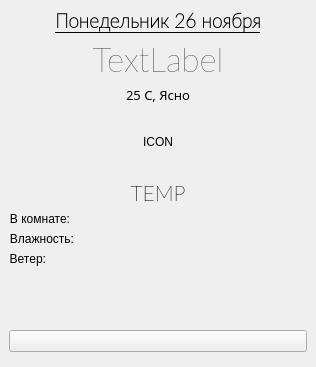
Qt form designWea.ui (Tonmanseven/Smart_Mirror) before a commit.
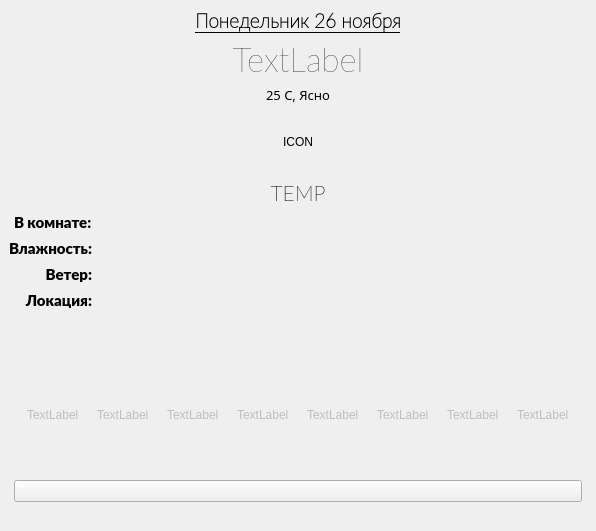
The same form after that commit. Icons and pictures are not drawn.

Commit message: autolockation & update time

The edit to the form file:
```diff
--- a/designWea.ui
+++ b/designWea.ui
@@ -6,15 +6,15 @@
    <rect>
     <x>0</x>
     <y>0</y>
-    <width>316</width>
-    <height>367</height>
+    <width>596</width>
+    <height>531</height>
    </rect>
   </property>
   <property name="windowTitle">
    <string>Weather</string>
   </property>
   <widget class="QWidget" name="centralwidget">
-   <layout class="QHBoxLayout" name="horizontalLayout">
+   <layout class="QVBoxLayout" name="verticalLayout_3">
     <item>
      <layout class="QVBoxLayout" name="verticalLayout">
       <item>
@@ -120,27 +120,60 @@
       </item>
       <item>
        <layout class="QGridLayout" name="gridLayout">
-        <item row="1" column="0">
+        <item row="0" column="0">
          <layout class="QFormLayout" name="formLayout">
+          <property name="labelAlignment">
+           <set>Qt::AlignRight|Qt::AlignTrailing|Qt::AlignVCenter</set>
+          </property>
+          <property name="formAlignment">
+           <set>Qt::AlignLeading|Qt::AlignLeft|Qt::AlignTop</set>
+          </property>
           <item row="0" column="0">
            <widget class="QLabel" name="inRoom">
+            <property name="sizePolicy">
+             <sizepolicy hsizetype="Preferred" vsizetype="Preferred">
+              <horstretch>0</horstretch>
+              <verstretch>0</verstretch>
+             </sizepolicy>
+            </property>
+            <property name="font">
+             <font>
+              <family>Lato Black</family>
+              <pointsize>11</pointsize>
+             </font>
+            </property>
             <property name="text">
              <string>В комнате:</string>
             </property>
             <property name="alignment">
-             <set>Qt::AlignRight|Qt::AlignTrailing|Qt::AlignVCenter</set>
+             <set>Qt::AlignLeading|Qt::AlignLeft|Qt::AlignVCenter</set>
             </property>
            </widget>
           </item>
           <item row="0" column="1">
            <widget class="QLabel" name="temperatureLabel">
+            <property name="font">
+             <font>
+              <family>Ubuntu Light</family>
+              <pointsize>11</pointsize>
+             </font>
+            </property>
             <property name="text">
              <string/>
             </property>
+            <property name="alignment">
+             <set>Qt::AlignCenter</set>
+            </property>
            </widget>
           </item>
           <item row="1" column="0">
            <widget class="QLabel" name="hum">
+            <property name="font">
+             <font>
+              <family>Lato Black</family>
+              <pointsize>11</pointsize>
+             </font>
+            </property>
             <property name="text">
              <string>Влажность:</string>
             </property>
@@ -151,6 +184,12 @@
           </item>
           <item row="1" column="1">
            <widget class="QLabel" name="humidityLabel">
+            <property name="font">
+             <font>
+              <family>Ubuntu Light</family>
+              <pointsize>11</pointsize>
+             </font>
+            </property>
             <property name="text">
              <string/>
             </property>
@@ -158,6 +197,12 @@
           </item>
           <item row="2" column="0">
            <widget class="QLabel" name="wind">
+            <property name="font">
+             <font>
+              <family>Lato Black</family>
+              <pointsize>11</pointsize>
+             </font>
+            </property>
             <property name="text">
              <string>Ветер:</string>
             </property>
@@ -168,6 +213,41 @@
           </item>
           <item row="2" column="1">
            <widget class="QLabel" name="windLabel">
+            <property name="font">
+             <font>
+              <family>Ubuntu Light</family>
+              <pointsize>11</pointsize>
+             </font>
+            </property>
+            <property name="text">
+             <string/>
+            </property>
+           </widget>
+          </item>
+          <item row="3" column="0">
+           <widget class="QLabel" name="inCity">
+            <property name="font">
+             <font>
+              <family>Lato Black</family>
+              <pointsize>11</pointsize>
+             </font>
+            </property>
+            <property name="text">
+             <string>Локация:</string>
+            </property>
+            <property name="alignment">
+             <set>Qt::AlignRight|Qt::AlignTrailing|Qt::AlignVCenter</set>
+            </property>
+           </widget>
+          </item>
+          <item row="3" column="1">
+           <widget class="QLabel" name="inCountry">
+            <property name="font">
+             <font>
+              <family>Ubuntu Light</family>
+              <pointsize>11</pointsize>
+             </font>
+            </property>
             <property name="text">
              <string/>
             </property>
@@ -178,19 +258,457 @@
        </layout>
       </item>
       <item>
-       <layout class="QVBoxLayout" name="verticalLayout_2" stretch="0">
+       <layout class="QVBoxLayout" name="verticalLayout_2" stretch="0,0">
         <property name="spacing">
-         <number>6</number>
+         <number>10</number>
         </property>
         <property name="sizeConstraint">
          <enum>QLayout::SetMinimumSize</enum>
         </property>
+        <property name="leftMargin">
+         <number>5</number>
+        </property>
         <property name="topMargin">
          <number>10</number>
         </property>
+        <property name="rightMargin">
+         <number>5</number>
+        </property>
         <property name="bottomMargin">
-         <number>6</number>
+         <number>20</number>
         </property>
+        <item>
+         <layout class="QGridLayout" name="gridLayout_2">
+          <property name="leftMargin">
+           <number>5</number>
+          </property>
+          <property name="topMargin">
+           <number>30</number>
+          </property>
+          <property name="rightMargin">
+           <number>5</number>
+          </property>
+          <property name="bottomMargin">
+           <number>30</number>
+          </property>
+          <item row="0" column="0">
+           <widget class="QLabel" name="label_2">
+            <property name="enabled">
+             <bool>false</bool>
+            </property>
+            <property name="sizePolicy">
+             <sizepolicy hsizetype="Maximum" vsizetype="Maximum">
+              <horstretch>0</horstretch>
+              <verstretch>0</verstretch>
+             </sizepolicy>
+            </property>
+            <property name="minimumSize">
+             <size>
+              <width>50</width>
+              <height>50</height>
+             </size>
+            </property>
+            <property name="sizeIncrement">
+             <size>
+              <width>50</width>
+              <height>50</height>
+             </size>
+            </property>
+            <property name="baseSize">
+             <size>
+              <width>50</width>
+              <height>50</height>
+             </size>
+            </property>
+            <property name="toolTipDuration">
+             <number>0</number>
+            </property>
+            <property name="layoutDirection">
+             <enum>Qt::LeftToRight</enum>
+            </property>
+            <property name="text">
+             <string>TextLabel</string>
+            </property>
+            <property name="scaledContents">
+             <bool>false</bool>
+            </property>
+            <property name="alignment">
+             <set>Qt::AlignLeading|Qt::AlignLeft|Qt::AlignVCenter</set>
+            </property>
+            <property name="margin">
+             <number>0</number>
+            </property>
+            <property name="indent">
+             <number>0</number>
+            </property>
+           </widget>
+          </item>
+          <item row="0" column="1">
+           <widget class="QLabel" name="label_3">
+            <property name="enabled">
+             <bool>false</bool>
+            </property>
+            <property name="sizePolicy">
+             <sizepolicy hsizetype="Maximum" vsizetype="Maximum">
+              <horstretch>0</horstretch>
+              <verstretch>0</verstretch>
+             </sizepolicy>
+            </property>
+            <property name="minimumSize">
+             <size>
+              <width>50</width>
+              <height>50</height>
+             </size>
+            </property>
+            <property name="sizeIncrement">
+             <size>
+              <width>50</width>
+              <height>50</height>
+             </size>
+            </property>
+            <property name="baseSize">
+             <size>
+              <width>50</width>
+              <height>50</height>
+             </size>
+            </property>
+            <property name="toolTipDuration">
+             <number>0</number>
+            </property>
+            <property name="layoutDirection">
+             <enum>Qt::LeftToRight</enum>
+            </property>
+            <property name="text">
+             <string>TextLabel</string>
+            </property>
+            <property name="scaledContents">
+             <bool>false</bool>
+            </property>
+            <property name="alignment">
+             <set>Qt::AlignLeading|Qt::AlignLeft|Qt::AlignVCenter</set>
+            </property>
+            <property name="margin">
+             <number>0</number>
+            </property>
+            <property name="indent">
+             <number>0</number>
+            </property>
+           </widget>
+          </item>
+          <item row="0" column="2">
+           <widget class="QLabel" name="label_5">
+            <property name="enabled">
+             <bool>false</bool>
+            </property>
+            <property name="sizePolicy">
+             <sizepolicy hsizetype="Maximum" vsizetype="Maximum">
+              <horstretch>0</horstretch>
+              <verstretch>0</verstretch>
+             </sizepolicy>
+            </property>
+            <property name="minimumSize">
+             <size>
+              <width>50</width>
+              <height>50</height>
+             </size>
+            </property>
+            <property name="sizeIncrement">
+             <size>
+              <width>50</width>
+              <height>50</height>
+             </size>
+            </property>
+            <property name="baseSize">
+             <size>
+              <width>50</width>
+              <height>50</height>
+             </size>
+            </property>
+            <property name="toolTipDuration">
+             <number>0</number>
+            </property>
+            <property name="layoutDirection">
+             <enum>Qt::LeftToRight</enum>
+            </property>
+            <property name="text">
+             <string>TextLabel</string>
+            </property>
+            <property name="scaledContents">
+             <bool>false</bool>
+            </property>
+            <property name="alignment">
+             <set>Qt::AlignLeading|Qt::AlignLeft|Qt::AlignVCenter</set>
+            </property>
+            <property name="margin">
+             <number>0</number>
+            </property>
+            <property name="indent">
+             <number>0</number>
+            </property>
+           </widget>
+          </item>
+          <item row="0" column="3">
+           <widget class="QLabel" name="label_4">
+            <property name="enabled">
+             <bool>false</bool>
+            </property>
+            <property name="sizePolicy">
+             <sizepolicy hsizetype="Maximum" vsizetype="Maximum">
+              <horstretch>0</horstretch>
+              <verstretch>0</verstretch>
+             </sizepolicy>
+            </property>
+            <property name="minimumSize">
+             <size>
+              <width>50</width>
+              <height>50</height>
+             </size>
+            </property>
+            <property name="sizeIncrement">
+             <size>
+              <width>50</width>
+              <height>50</height>
+             </size>
+            </property>
+            <property name="baseSize">
+             <size>
+              <width>50</width>
+              <height>50</height>
+             </size>
+            </property>
+            <property name="toolTipDuration">
+             <number>0</number>
+            </property>
+            <property name="layoutDirection">
+             <enum>Qt::LeftToRight</enum>
+            </property>
+            <property name="text">
+             <string>TextLabel</string>
+            </property>
+            <property name="scaledContents">
+             <bool>false</bool>
+            </property>
+            <property name="alignment">
+             <set>Qt::AlignLeading|Qt::AlignLeft|Qt::AlignVCenter</set>
+            </property>
+            <property name="margin">
+             <number>0</number>
+            </property>
+            <property name="indent">
+             <number>0</number>
+            </property>
+           </widget>
+          </item>
+          <item row="0" column="4">
+           <widget class="QLabel" name="label_8">
+            <property name="enabled">
+             <bool>false</bool>
+            </property>
+            <property name="sizePolicy">
+             <sizepolicy hsizetype="Maximum" vsizetype="Maximum">
+              <horstretch>0</horstretch>
+              <verstretch>0</verstretch>
+             </sizepolicy>
+            </property>
+            <property name="minimumSize">
+             <size>
+              <width>50</width>
+              <height>50</height>
+             </size>
+            </property>
+            <property name="sizeIncrement">
+             <size>
+              <width>50</width>
+              <height>50</height>
+             </size>
+            </property>
+            <property name="baseSize">
+             <size>
+              <width>50</width>
+              <height>50</height>
+             </size>
+            </property>
+            <property name="toolTipDuration">
+             <number>0</number>
+            </property>
+            <property name="layoutDirection">
+             <enum>Qt::LeftToRight</enum>
+            </property>
+            <property name="text">
+             <string>TextLabel</string>
+            </property>
+            <property name="scaledContents">
+             <bool>false</bool>
+            </property>
+            <property name="alignment">
+             <set>Qt::AlignLeading|Qt::AlignLeft|Qt::AlignVCenter</set>
+            </property>
+            <property name="margin">
+             <number>0</number>
+            </property>
+            <property name="indent">
+             <number>0</number>
+            </property>
+           </widget>
+          </item>
+          <item row="0" column="5">
+           <widget class="QLabel" name="label_7">
+            <property name="enabled">
+             <bool>false</bool>
+            </property>
+            <property name="sizePolicy">
+             <sizepolicy hsizetype="Maximum" vsizetype="Maximum">
+              <horstretch>0</horstretch>
+              <verstretch>0</verstretch>
+             </sizepolicy>
+            </property>
+            <property name="minimumSize">
+             <size>
+              <width>50</width>
+              <height>50</height>
+             </size>
+            </property>
+            <property name="sizeIncrement">
+             <size>
+              <width>50</width>
+              <height>50</height>
+             </size>
+            </property>
+            <property name="baseSize">
+             <size>
+              <width>50</width>
+              <height>50</height>
+             </size>
+            </property>
+            <property name="toolTipDuration">
+             <number>0</number>
+            </property>
+            <property name="layoutDirection">
+             <enum>Qt::LeftToRight</enum>
+            </property>
+            <property name="text">
+             <string>TextLabel</string>
+            </property>
+            <property name="scaledContents">
+             <bool>false</bool>
+            </property>
+            <property name="alignment">
+             <set>Qt::AlignLeading|Qt::AlignLeft|Qt::AlignVCenter</set>
+            </property>
+            <property name="margin">
+             <number>0</number>
+            </property>
+            <property name="indent">
+             <number>0</number>
+            </property>
+           </widget>
+          </item>
+          <item row="0" column="6">
+           <widget class="QLabel" name="label_6">
+            <property name="enabled">
+             <bool>false</bool>
+            </property>
+            <property name="sizePolicy">
+             <sizepolicy hsizetype="Maximum" vsizetype="Maximum">
+              <horstretch>0</horstretch>
+              <verstretch>0</verstretch>
+             </sizepolicy>
+            </property>
+            <property name="minimumSize">
+             <size>
+              <width>50</width>
+              <height>50</height>
+             </size>
+            </property>
+            <property name="sizeIncrement">
+             <size>
+              <width>50</width>
+              <height>50</height>
+             </size>
+            </property>
+            <property name="baseSize">
+             <size>
+              <width>50</width>
+              <height>50</height>
+             </size>
+            </property>
+            <property name="toolTipDuration">
+             <number>0</number>
+            </property>
+            <property name="layoutDirection">
+             <enum>Qt::LeftToRight</enum>
+            </property>
+            <property name="text">
+             <string>TextLabel</string>
+            </property>
+            <property name="scaledContents">
+             <bool>false</bool>
+            </property>
+            <property name="alignment">
+             <set>Qt::AlignLeading|Qt::AlignLeft|Qt::AlignVCenter</set>
+            </property>
+            <property name="margin">
+             <number>0</number>
+            </property>
+            <property name="indent">
+             <number>0</number>
+            </property>
+           </widget>
+          </item>
+          <item row="0" column="7">
+           <widget class="QLabel" name="label_9">
+            <property name="enabled">
+             <bool>false</bool>
+            </property>
+            <property name="sizePolicy">
+             <sizepolicy hsizetype="Maximum" vsizetype="Maximum">
+              <horstretch>0</horstretch>
+              <verstretch>0</verstretch>
+             </sizepolicy>
+            </property>
+            <property name="minimumSize">
+             <size>
+              <width>50</width>
+              <height>50</height>
+             </size>
+            </property>
+            <property name="sizeIncrement">
+             <size>
+              <width>50</width>
+              <height>50</height>
+             </size>
+            </property>
+            <property name="baseSize">
+             <size>
+              <width>50</width>
+              <height>50</height>
+             </size>
+            </property>
+            <property name="toolTipDuration">
+             <number>0</number>
+            </property>
+            <property name="layoutDirection">
+             <enum>Qt::LeftToRight</enum>
+            </property>
+            <property name="text">
+             <string>TextLabel</string>
+            </property>
+            <property name="scaledContents">
+             <bool>false</bool>
+            </property>
+            <property name="alignment">
+             <set>Qt::AlignLeading|Qt::AlignLeft|Qt::AlignVCenter</set>
+            </property>
+            <property name="margin">
+             <number>0</number>
+            </property>
+            <property name="indent">
+             <number>0</number>
+            </property>
+           </widget>
+          </item>
+         </layout>
+        </item>
         <item>
          <widget class="QPushButton" name="pushButton_2">
           <property name="text">
```
The commit also changes 2 other files.
